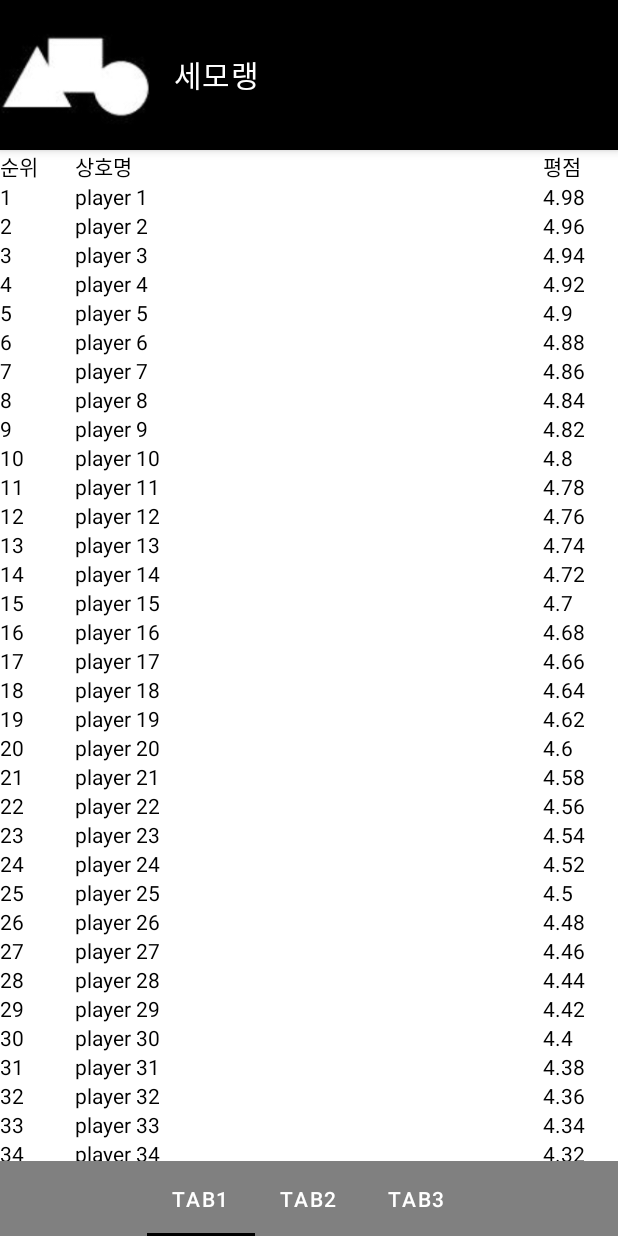
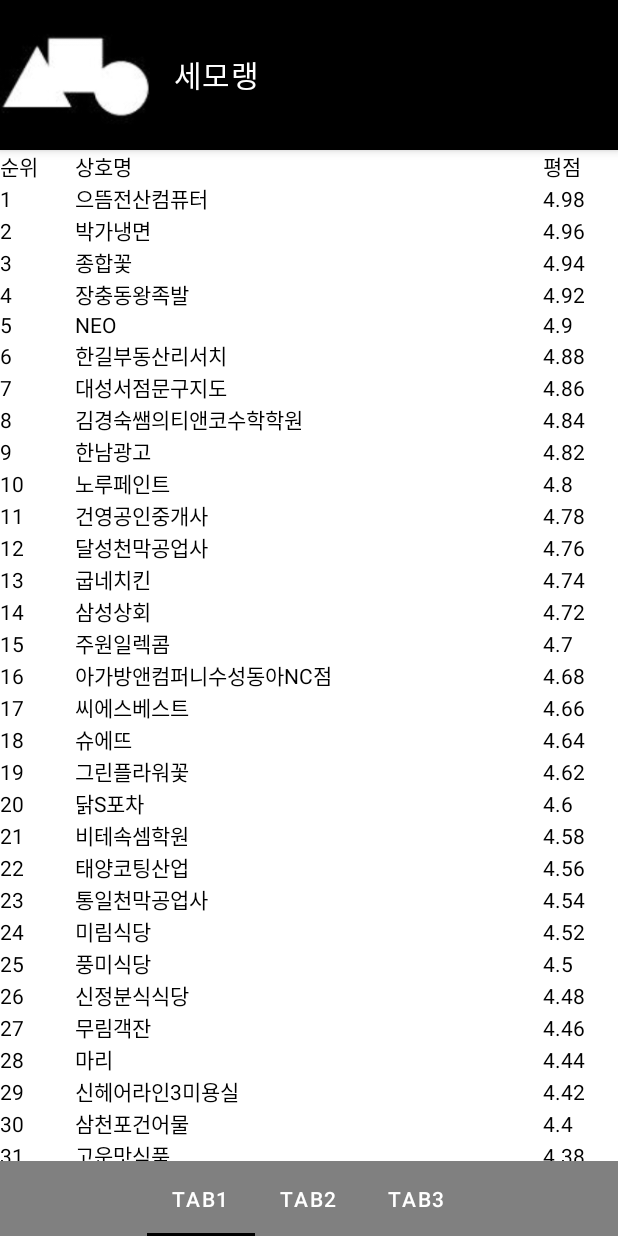
Before and after one commit to ksb0315/SemoProj, an Android app: the screen it shows after launch (MainActivity), on a phone screen of 412 x 824 dp. Run offline under Robolectric (Android 15) with nearby library versions, the phone set to English and light mode, and no system bars.

Commit message:
list 이름으로

```diff
--- a/app/src/main/java/com/example/semoproj/OneFragment.kt
+++ b/app/src/main/java/com/example/semoproj/OneFragment.kt
@@ -21,10 +21,81 @@ class OneFragment : Fragment() {
         val binding = FragmentOneBinding.inflate(inflater, container, false)
 
         val datas = mutableListOf<MutableList<String>>()
+        val name : List<String> = listOf("옛날포장마차",
+                "으뜸전산컴퓨터",
+            "박가냉면",
+            "종합꽃",
+            "장충동왕족발",
+            "NEO",
+            "한길부동산리서치",
+            "대성서점문구지도",
+            "김경숙쌤의티앤코수학학원",
+            "한남광고",
+            "노루페인트",
+            "건영공인중개사",
+            "달성천막공업사",
+            "굽네치킨",
+            "삼성상회",
+            "주원일렉콤",
+            "아가방앤컴퍼니수성동아NC점",
+            "씨에스베스트",
+            "슈에뜨",
+            "그린플라워꽃",
+            "닭S포차",
+            "비테속셈학원",
+            "태양코팅산업",
+            "통일천막공업사",
+            "미림식당",
+            "풍미식당",
+            "신정분식식당",
+            "무림객잔",
+            "마리",
+            "신헤어라인3미용실",
+            "삼천포건어물",
+            "고운맛식품",
+            "공원보리밥",
+            "이룸치과기공소",
+            "주도락",
+            "들바다푸드시스템",
+            "명가식품",
+            "리스본주점",
+            "둥지보신탕",
+            "미니카페",
+            "대하축산",
+            "코메루",
+            "휴대폰ACC",
+            "똘똘이동태전문식당",
+            "커피명가",
+            "김도영쌩얼미인",
+            "카카오pcCULB",
+            "이앤권헤어살롱",
+            "탑스쿨",
+            "스타벅스",
+            "이음도예공방",
+            "협신전기",
+            "미팜스튜디오",
+            "백운장여관",
+            "복권나라",
+            "상아마을",
+            "신토불이",
+            "서순자손수제비",
+            "애플",
+            "나이스식육",
+            "광원수산.",
+            "스랍음악학원",
+            "로엠동성로",
+            "정봉이닭발",
+            "카페나니아",
+            "나윤라이프",
+            "MR우드닥터",
+            "동경세탁",
+            "원진수퍼",
+            "루크안경"
+        )
         for(i in 1..50){
             val temp = mutableListOf<String>()
             temp.add(i.toString())
-            temp.add("player $i")
+            temp.add(name[i])
             temp.add((5-i*0.02f).toString())
             datas.add(temp)
         }
```
